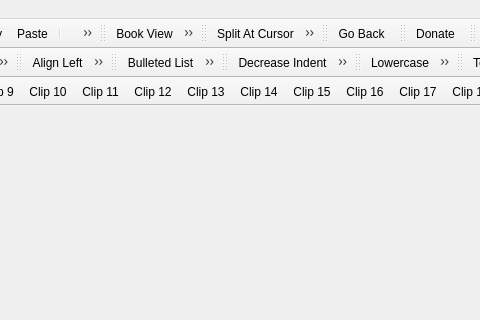
Old version of the form src/Sigil/Form_Files/main.ui in the repository Sigil-Ebook/Sigil; both pictures show x 405 to 885 and y 0 to 320 of the 1000 by 700 pixel window.
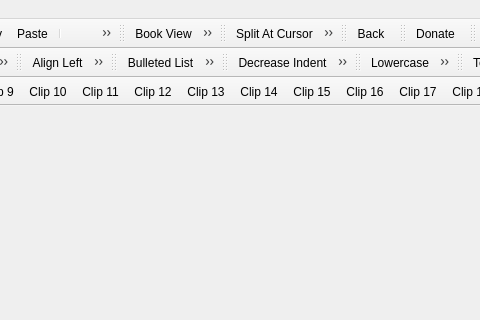
New version of the form. Icons and pictures are not drawn.

```diff
--- a/src/Sigil/Form_Files/main.ui
+++ b/src/Sigil/Form_Files/main.ui
@@ -2221,7 +2221,7 @@
      <normaloff>:/main/back-to-link-style_22px.png</normaloff>:/main/back-to-link-style_22px.png</iconset>
    </property>
    <property name="text">
-    <string>Go &amp;Back</string>
+    <string>&amp;Back</string>
    </property>
    <property name="toolTip">
     <string>&lt;p style=&quot;padding-top: 0.5em;&quot; &gt;&lt;b&gt;Back&lt;/b&gt;&lt;/p&gt;
```
Left out of the diff: 2 changed lines with no effect on the pictures.
